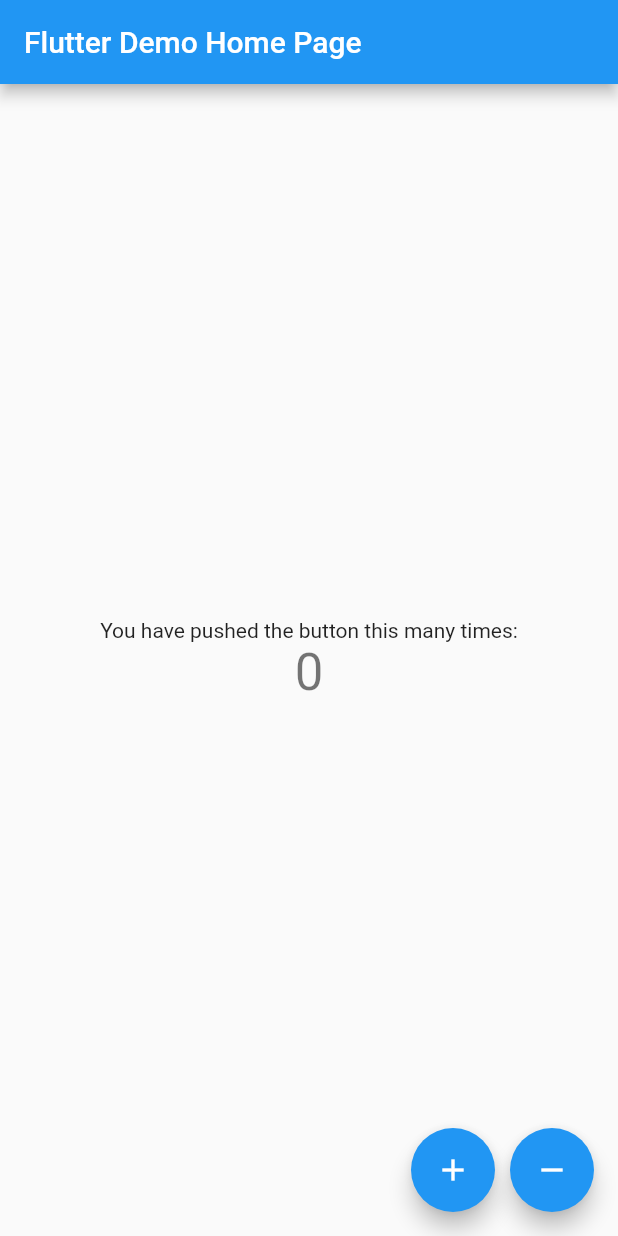
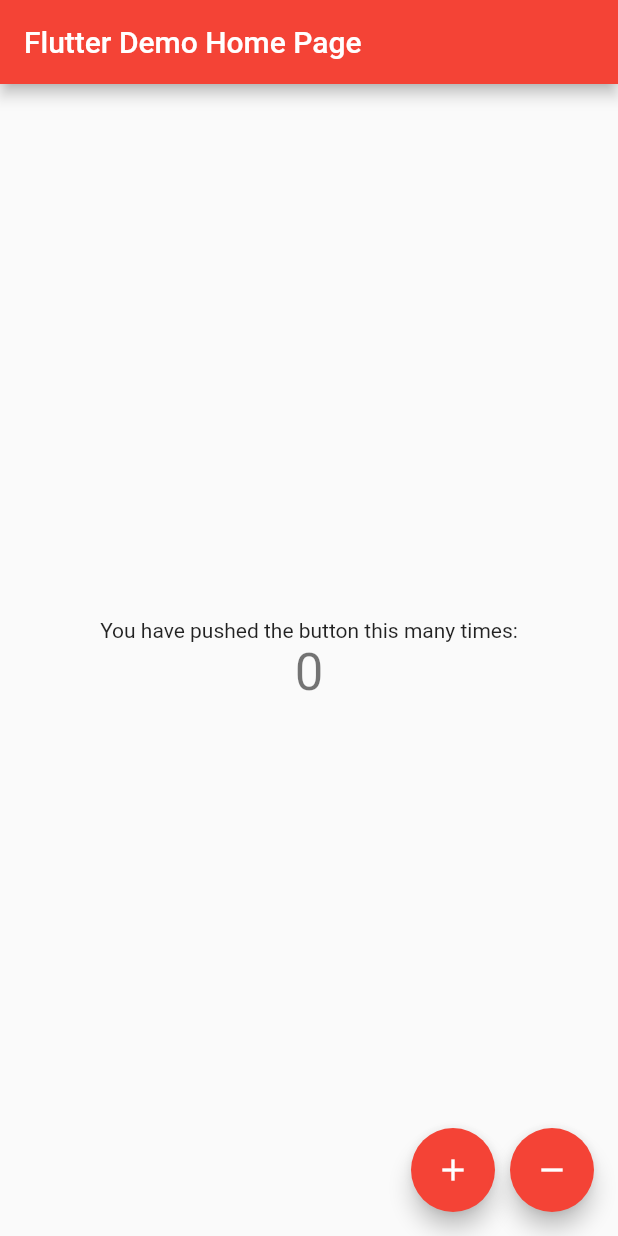
Before and after one commit to sultanularefin/flutter_block_pattern, a Flutter app: the screen it shows after launch, on a phone screen of 412 x 824 dp. Run offline on Flutter 3.47's test engine with Material 2 defaults, Android fonts, the phone set to English and light mode, and no system bars.

Commit message:
commit before checkout to another branch

```diff
--- a/lib/main.dart
+++ b/lib/main.dart
@@ -12,13 +12,20 @@ class MyApp extends StatelessWidget {
         // This is the theme of your application.
         //
         // Try running your application with "flutter run". You'll see the
-        // application has a blue toolbar. Then, without quitting the app, try
+        // application has a blue toolbar.
+
+
+
+        // Then, without quitting the app, try
         // changing the primarySwatch below to Colors.green and then invoke
         // "hot reload" (press "r" in the console where you ran "flutter run",
+
+
         // or simply save your changes to "hot reload" in a Flutter IDE).
         // Notice that the counter didn't reset back to zero; the application
         // is not restarted.
-        primarySwatch: Colors.blue,
+
+        primarySwatch: Colors.red,
       ),
       home: MyHomePage(title: 'Flutter Demo Home Page'),
     );
@@ -26,7 +33,7 @@ class MyApp extends StatelessWidget {
 }
 
 class MyHomePage extends StatefulWidget {
-  MyHomePage({Key key, this.title}) : super(key: key);
+
 
   // This widget is the home page of your application. It is stateful, meaning
   // that it has a State object (defined below) that contains fields that affect
@@ -38,6 +45,8 @@ class MyHomePage extends StatefulWidget {
   // always marked "final".
 
   final String title;
+
+  MyHomePage({Key key, this.title}) : super(key: key);
 
   @override
   _MyHomePageState createState() => _MyHomePageState();
@@ -77,6 +86,8 @@ class _MyHomePageState extends State<MyHomePage> {
     // The Flutter framework has been optimized to make rerunning build methods
     // fast, so that you can just rebuild anything that needs updating rather
     // than having to individually change instances of widgets.
+
+
     return Scaffold(
       appBar: AppBar(
         // Here we take the value from the MyHomePage object that was created by
@@ -115,12 +126,13 @@ class _MyHomePageState extends State<MyHomePage> {
       ),
       floatingActionButton: Row(
           mainAxisAlignment: MainAxisAlignment.end,
+          // https://developer.android.com/guide/topics/ui/floating-action-button
           children:<Widget>[ FloatingActionButton(
             onPressed: _incrementCounter,
             tooltip: 'Increment',
             child: Icon(Icons.add),
           ),
-          SizedBox(width:10),
+          SizedBox(width:10), //gap 10
           FloatingActionButton(
             onPressed: _decrementCounter,
             tooltip: 'Decrement',
```
Also changed, not shown: pubspec.lock.
